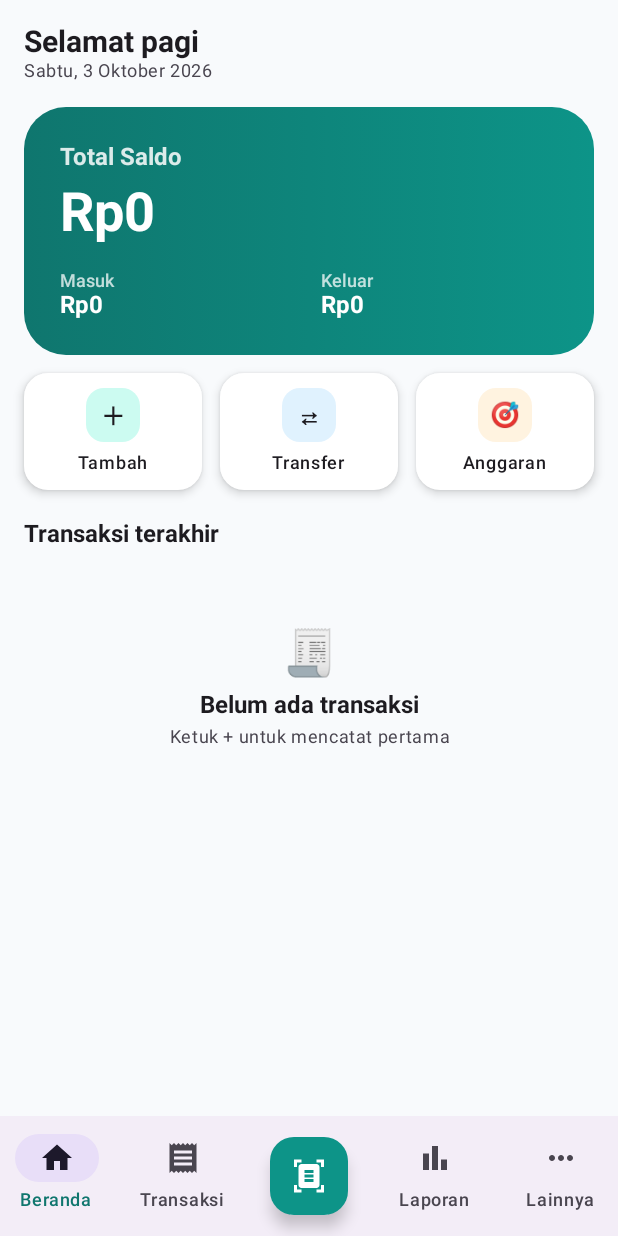
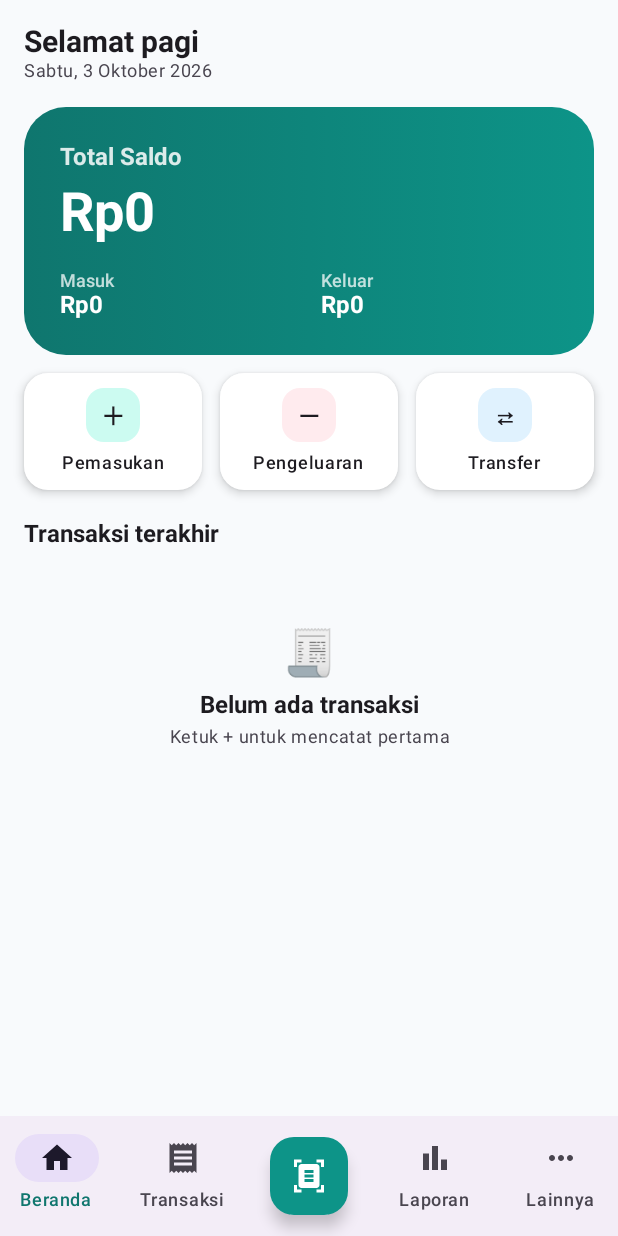
Before and after one commit to YudhistiraAdiNugroho/KeuanganKu, an Android app built with Jetpack Compose: the MainScreen screen opened through its navigation route, on a phone screen of 412 x 824 dp. Run offline under Robolectric (Android 15) with nearby library versions, the phone set to English and light mode, and no system bars; our stand-ins replace Room's generated code.

Commit message:
v1.1.13: QuickAction Pemasukan-Pengeluaran-Transfer

```diff
--- a/app/src/main/java/id/keuanganku/app/ui/screens/main/DashboardScreen.kt
+++ b/app/src/main/java/id/keuanganku/app/ui/screens/main/DashboardScreen.kt
@@ -134,9 +134,9 @@ fun DashboardScreen(
 
         item {
             Row(horizontalArrangement = Arrangement.spacedBy(12.dp), modifier = Modifier.fillMaxWidth()) {
-                QuickAction("＋", "Tambah") { onOpenTxForm(null) }
+                QuickAction("＋", "Pemasukan") { onOpenTxForm(-3L) }
+                QuickAction("－", "Pengeluaran") { onOpenTxForm(-4L) }
                 QuickAction("⇄", "Transfer") { onOpenTxForm(-2L) }
-                QuickAction("🎯", "Anggaran") { onOpenSection("anggaran") }
             }
         }
 
@@ -175,7 +175,8 @@ private fun RowScope.MiniStat(label: String, value: String, accent: Color) {
 @Composable
 private fun RowScope.QuickAction(icon: String, label: String, onClick: () -> Unit) {
     val iconBg = when (label) {
-        "Tambah" -> Brand100
+        "Pemasukan" -> Brand100
+        "Pengeluaran" -> Color(0xFFFFEBEE)
         "Transfer" -> Color(0xFFE0F2FE)
         else -> Color(0xFFFFF3E0)
     }
```
